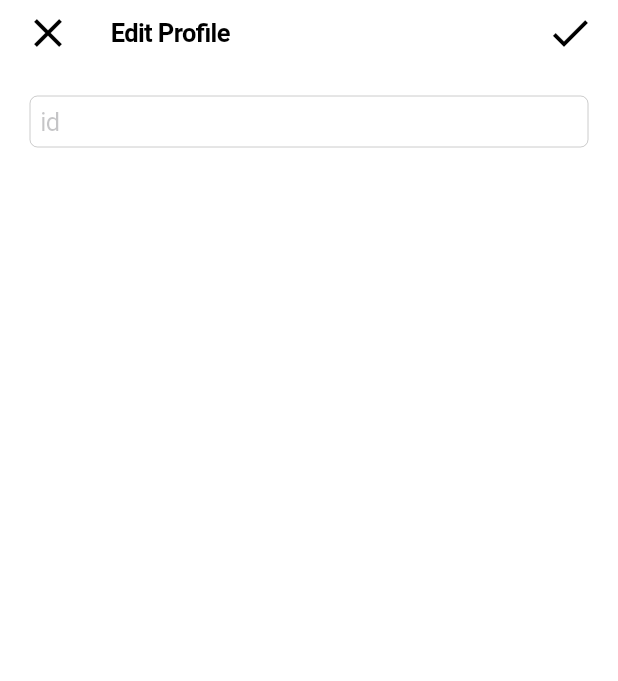
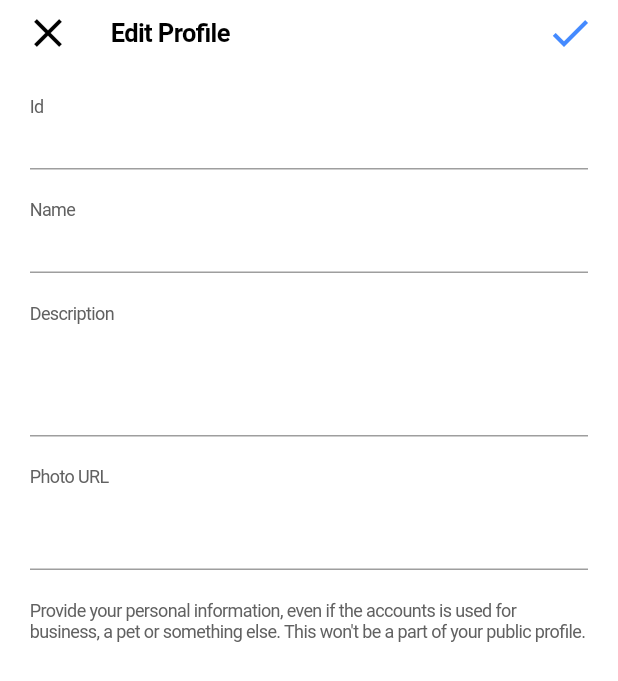
Before and after one commit to fikrykri/flutter_profile-page, a Flutter app: the EditProfile screen opened directly, on a phone screen of 412 x 824 dp. Shown: the top 681 px of the screen. Run offline on Flutter 3.47's test engine with Material 2 defaults, Android fonts, the phone set to English and light mode, and no system bars; network calls fail.

Commit message:
add textfield

```diff
--- a/lib/edit_profile.dart
+++ b/lib/edit_profile.dart
@@ -1,5 +1,6 @@
 import 'package:flutter/material.dart';
 import 'package:flutter/cupertino.dart';
+import 'package:flutter_profilpage_cupertino_inisiated/profile.dart';
 
 class EditProfile extends StatefulWidget {
   @override
@@ -7,18 +8,44 @@ class EditProfile extends StatefulWidget {
 }
 
 class _EditProfileState extends State<EditProfile> {
-  TextEditingController newController = new TextEditingController();
+  TextEditingController idController = new TextEditingController();
+  TextEditingController nameController = new TextEditingController();
+  TextEditingController descController = new TextEditingController();
+  TextEditingController photoController = new TextEditingController();
+  final globalKey = GlobalKey<ScaffoldState>();
+
+  showAlertDialogCupertino(text) {
+    showDialog(
+        context: globalKey.currentContext,
+        builder: (_) => CupertinoAlertDialog(
+              title: Text('Profile Changed'),
+              content: Text(text),
+              actions: [
+                CupertinoDialogAction(
+                    onPressed: () {
+                      Navigator.pop(globalKey.currentContext);
+                    },
+                    child: Text('Cancel')),
+                CupertinoDialogAction(onPressed: () {}, child: Text('Save'))
+              ],
+            ),
+        barrierColor: Colors.black.withOpacity(0.8),
+        barrierDismissible: false);
+  }
 
   @override
   Widget build(BuildContext context) {
     return CupertinoPageScaffold(
+      key: globalKey,
       navigationBar: CupertinoNavigationBar(
         leading: GestureDetector(
           child: Icon(
             Icons.close,
             color: Colors.black,
           ),
-          onTap: () {},
+          onTap: () {
+            Navigator.pop(context);
+          },
         ),
         middle: Container(
           margin: EdgeInsets.fromLTRB(20, 0, 0, 0),
@@ -31,45 +58,118 @@ class _EditProfileState extends State<EditProfile> {
         trailing: GestureDetector(
           child: Icon(
             Icons.check,
-            color: Colors.black,
+            color: Colors.blueAccent,
           ),
-          onTap: () {},
+          onTap: () {
+            // Do you want to save your edits ?
+            if (nameController.text == '') {
+              // showToast('Please input your name!');
+              // showSnackBar('Please input your name!');
+              showAlertDialogCupertino('Please input your name!');
+            } else {
+              // Berpindah halaman ketika di text field memiliki value ke Profile()
+              Navigator.push(
+                  context,
+                  MaterialPageRoute(
+                      builder: (context) => ProfilePage(
+                            name: nameController.text,
+                          )));
+            }
+          },
         ),
       ),
       child: SafeArea(
           child: Container(
         margin: EdgeInsets.fromLTRB(20, 20, 20, 0),
-        child: Column(
-          children: [
-            CupertinoTextField(
-              controller: newController,
-              placeholder: "id",
-            ),
-            // TextField(
-            //   controller: newController,
-            //   decoration: InputDecoration(
-            //     border: UnderlineInputBorder(),
-            //     labelText: "Name",
-            //   ),
-            // ),
-            // TextField(
-            //   controller: newController,
-            //   decoration: InputDecoration(
-            //     border: UnderlineInputBorder(),
-            //     labelText: "Description",
-            //   ),
-            // ),
-            // TextField(
-            //   controller: newController,
-            //   decoration: InputDecoration(
-            //       border: UnderlineInputBorder(),
-            //       labelText: "Photo URL",
-            //       helperText:
-            //           "Provide your personal information, even if the accounts is used for business, a pet or something else. This won't be a part of your public profile."),
-            // ),
-          ],
-        ),
+        child: ListView(children: [
+          Column(
+            children: [
+              // ID
+              Align(
+                  alignment: Alignment.centerLeft,
+                  child: Text(
+                    "Id",
+                    style: TextStyle(fontSize: 12, color: Colors.grey[700]),
+                  )),
+              CupertinoTextField(
+                controller: idController,
+                decoration: BoxDecoration(
+                    border: Border(bottom: BorderSide(color: Colors.grey))),
+              ),
+              // NAME
+              Container(
+                margin: EdgeInsets.fromLTRB(0, 20, 0, 0),
+                child: Align(
+                    alignment: Alignment.centerLeft,
+                    child: Text(
+                      "Name",
+                      style: TextStyle(fontSize: 12, color: Colors.grey[700]),
+                    )),
+              ),
+              CupertinoTextField(
+                controller: nameController,
+                decoration: BoxDecoration(
+                    border: Border(bottom: BorderSide(color: Colors.grey))),
+              ),
+              // DESCRIPTION
+              Container(
+                margin: EdgeInsets.fromLTRB(0, 20, 0, 0),
+                child: Align(
+                    alignment: Alignment.centerLeft,
+                    child: Text(
+                      "Description",
+                      style: TextStyle(fontSize: 12, color: Colors.grey[700]),
+                    )),
+              ),
+              CupertinoTextField(
+                controller: descController,
+                decoration: BoxDecoration(
+                    border: Border(bottom: BorderSide(color: Colors.grey))),
+                maxLines: 3,
+              ),
+              // PHOTO URL
+              Container(
+                margin: EdgeInsets.fromLTRB(0, 20, 0, 0),
+                child: Align(
+                    alignment: Alignment.centerLeft,
+                    child: Text(
+                      "Photo URL",
+                      style: TextStyle(fontSize: 12, color: Colors.grey[700]),
+                    )),
+              ),
+              CupertinoTextField(
+                controller: photoController,
+                decoration: BoxDecoration(
+                    border: Border(bottom: BorderSide(color: Colors.grey))),
+                maxLines: 2,
+              ),
+              //
+              Container(
+                margin: EdgeInsets.fromLTRB(0, 20, 0, 0),
+                child: Align(
+                    alignment: Alignment.centerLeft,
+                    child: Text(
+                      "Provide your personal information, even if the accounts is used for business, a pet or something else. This won't be a part of your public profile.",
+                      style: TextStyle(fontSize: 12, color: Colors.grey[700]),
+                    )),
+              ),
+            ],
+          ),
+        ]),
       )),
     );
   }
+
+  void AlertCupertino(BuildContext context) {
+    var alert = AlertDialog(
+      title: Text("Test"),
+      content: Text("Done..!"),
+    );
+
+    showDialog(
+        context: context,
+        builder: (BuildContext context) {
+          return alert;
+        });
+  }
 }
```
